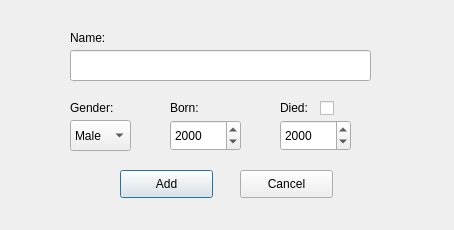
Before: the Qt Designer form addscientistdialog.ui in marthagb/VLN1-Skil-3, drawn with Qt 5.
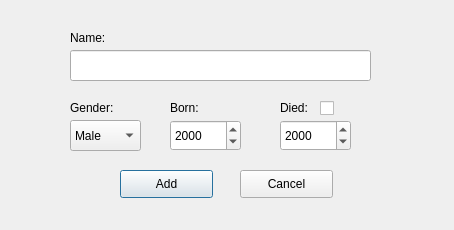
After: the same form once the commit is applied.

```diff
--- a/addscientistdialog.ui
+++ b/addscientistdialog.ui
@@ -28,7 +28,7 @@
     <rect>
      <x>70</x>
      <y>120</y>
-     <width>61</width>
+     <width>71</width>
      <height>31</height>
     </rect>
    </property>
```
